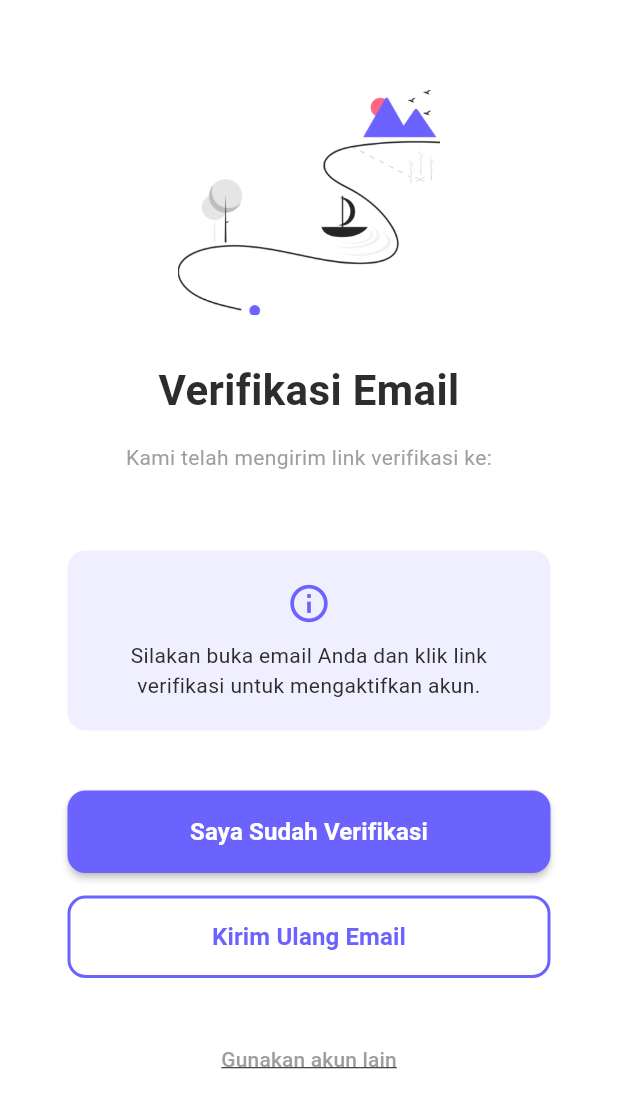
After one commit to Kentangz/EcoCampus, a Flutter app: the EmailVerificationView screen opened by its route, on a phone screen of 412 x 824 dp. The commit adds this screen. Shown: the top 1108 px of the screen. Run offline on Flutter 3.47's test engine with Material 3 defaults, Android fonts, the phone set to English and light mode, and no system bars; our stand-ins replace app_links, cached_network_image, cloud_firestore, connectivity_plus, firebase_auth, firebase_core and 9 more; missing offline and left inert: cloudinary_public; accounts and stored records are empty; network calls fail; Roboto replaces fonts that are missing (Montserrat).

Commit message:
Add Email verification flow with PendingUsers collection and improved deep linking

```diff
--- /dev/null
+++ b/lib/app/modules/auth/controllers/email_verification_controller.dart
@@ -0,0 +1,67 @@
+import 'package:ecocampus/app/data/repositories/authentication_repository.dart';
+import 'package:ecocampus/app/routes/app_pages.dart';
+import 'package:ecocampus/app/shared/utils/notification_helper.dart';
+import 'package:get/get.dart';
+
+class EmailVerificationController extends GetxController {
+  final _authRepo = AuthenticationRepository.instance;
+  final isLoading = false.obs;
+  final isSending = false.obs;
+
+  String get userEmail => _authRepo.currentUser?.email ?? '';
+
+  Future<void> resendVerificationEmail() async {
+    if (isSending.value) return;
+
+    try {
+      isSending(true);
+      await _authRepo.sendEmailVerification();
+      NotificationHelper.showSuccess(
+        "Email Terkirim",
+        "Link verifikasi telah dikirim ke email Anda.",
+      );
+    } catch (e) {
+      NotificationHelper.showError("Gagal", e.toString());
+    } finally {
+      isSending(false);
+    }
+  }
+
+  Future<void> checkVerificationStatus() async {
+    try {
+      isLoading(true);
+
+      // Reload user to get latest email verification status
+      await _authRepo.currentUser?.reload();
+
+      if (_authRepo.isEmailVerified) {
+        // Move user data from PendingUsers to Users
+        final uid = _authRepo.currentUser?.uid;
+        if (uid != null) {
+          await _authRepo.movePendingUserToVerified(uid);
+        }
+
+        NotificationHelper.showSuccess(
+          "Email Terverifikasi",
+          "Email Anda sudah terverifikasi!",
+        );
+
+        // Navigate to user dashboard (only users go through email verification)
+        Get.offAllNamed(Routes.DASHBOARD_USER);
+      } else {
+        NotificationHelper.showInfo(
+          "Belum Terverifikasi",
+          "Email Anda belum terverifikasi. Silakan cek inbox email.",
+        );
+      }
+    } catch (e) {
+      NotificationHelper.showError("Error", e.toString());
+    } finally {
+      isLoading(false);
+    }
+  }
+
+  void logout() async {
+    await _authRepo.logout();
+  }
+}
--- /dev/null
+++ b/lib/app/modules/auth/views/email_verification_view.dart
@@ -0,0 +1,209 @@
+import 'package:flutter/material.dart';
+import 'package:get/get.dart';
+import 'package:ecocampus/app/modules/auth/controllers/email_verification_controller.dart';
+
+class EmailVerificationView extends GetView<EmailVerificationController> {
+  const EmailVerificationView({super.key});
+
+  @override
+  Widget build(BuildContext context) {
+    const Color primaryPurple = Color(0xFF6C63FF);
+    const Color textDark = Color(0xFF2D2D2D);
+    const Color textLight = Colors.grey;
+    const String fontFamily = 'Montserrat';
+
+    return Scaffold(
+      backgroundColor: Colors.white,
+      body: SafeArea(
+        child: SingleChildScrollView(
+          padding: const EdgeInsets.symmetric(horizontal: 45.0),
+          child: Column(
+            mainAxisAlignment: MainAxisAlignment.center,
+            children: [
+              const SizedBox(height: 60),
+
+              // Logo
+              SizedBox(
+                height: 150,
+                child: Image.asset(
+                  'assets/images/auth_logo_ecocampus.png',
+                  errorBuilder: (context, error, stackTrace) {
+                    return const Icon(
+                      Icons.email_outlined,
+                      size: 120,
+                      color: primaryPurple,
+                    );
+                  },
+                ),
+              ),
+
+              const SizedBox(height: 30),
+
+              // Title
+              const Text(
+                'Verifikasi Email',
+                textAlign: TextAlign.center,
+                style: TextStyle(
+                  fontFamily: fontFamily,
+                  fontSize: 28,
+                  fontWeight: FontWeight.bold,
+                  color: textDark,
+                ),
+              ),
+
+              const SizedBox(height: 15),
+
+              // Description
+              Text(
+                'Kami telah mengirim link verifikasi ke:',
+                textAlign: TextAlign.center,
+                style: TextStyle(
+                  fontFamily: fontFamily,
+                  fontSize: 14,
+                  color: textLight,
+                ),
+              ),
+
+              const SizedBox(height: 10),
+
+              // Email
+              Text(
+                controller.userEmail,
+                textAlign: TextAlign.center,
+                style: const TextStyle(
+                  fontFamily: fontFamily,
+                  fontSize: 16,
+                  fontWeight: FontWeight.bold,
+                  color: primaryPurple,
+                ),
+              ),
+
+              const SizedBox(height: 20),
+
+              // Instructions
+              Container(
+                padding: const EdgeInsets.all(20),
+                decoration: BoxDecoration(
+                  color: primaryPurple.withValues(alpha: 0.1),
+                  borderRadius: BorderRadius.circular(12),
+                ),
+                child: Column(
+                  children: const [
+                    Icon(Icons.info_outline, color: primaryPurple, size: 30),
+                    SizedBox(height: 10),
+                    Text(
+                      'Silakan buka email Anda dan klik link verifikasi untuk mengaktifkan akun.',
+                      textAlign: TextAlign.center,
+                      style: TextStyle(
+                        fontFamily: fontFamily,
+                        fontSize: 14,
+                        color: textDark,
+                      ),
+                    ),
+                  ],
+                ),
+              ),
+
+              const SizedBox(height: 40),
+
+              // Check Verification Button
+              SizedBox(
+                width: double.infinity,
+                height: 55,
+                child: Obx(
+                  () => ElevatedButton(
+                    style: ElevatedButton.styleFrom(
+                      backgroundColor: primaryPurple,
+                      shape: RoundedRectangleBorder(
+                        borderRadius: BorderRadius.circular(12),
+                      ),
+                      elevation: 2,
+                    ),
+                    onPressed: controller.isLoading.value
+                        ? null
+                        : controller.checkVerificationStatus,
+                    child: controller.isLoading.value
+                        ? const SizedBox(
+                            width: 24,
+                            height: 24,
+                            child: CircularProgressIndicator(
+                              color: Colors.white,
+                              strokeWidth: 3,
+                            ),
+                          )
+                        : const Text(
+                            'Saya Sudah Verifikasi',
+                            style: TextStyle(
+                              fontFamily: fontFamily,
+                              fontSize: 16,
+                              fontWeight: FontWeight.bold,
+                              color: Colors.white,
+                            ),
+                          ),
+                  ),
+                ),
+              ),
+
+              const SizedBox(height: 15),
+
+              // Resend Button
+              SizedBox(
+                width: double.infinity,
+                height: 55,
+                child: Obx(
+                  () => OutlinedButton(
+                    style: OutlinedButton.styleFrom(
+                      side: const BorderSide(color: primaryPurple, width: 2),
+                      shape: RoundedRectangleBorder(
+                        borderRadius: BorderRadius.circular(12),
+                      ),
+                    ),
+                    onPressed: controller.isSending.value
+                        ? null
+                        : controller.resendVerificationEmail,
+                    child: controller.isSending.value
+                        ? const SizedBox(
+                            width: 24,
+                            height: 24,
+                            child: CircularProgressIndicator(
+                              color: primaryPurple,
+                              strokeWidth: 3,
+                            ),
+                          )
+                        : const Text(
+                            'Kirim Ulang Email',
+                            style: TextStyle(
+                              fontFamily: fontFamily,
+                              fontSize: 16,
+                              fontWeight: FontWeight.bold,
+                              color: primaryPurple,
+                            ),
+                          ),
+                  ),
+                ),
+              ),
+
+              const SizedBox(height: 30),
+
+              // Logout link
+              TextButton(
+                onPressed: controller.logout,
+                child: const Text(
+                  'Gunakan akun lain',
+                  style: TextStyle(
+                    fontFamily: fontFamily,
+                    fontSize: 14,
+                    color: textLight,
+                    decoration: TextDecoration.underline,
+                  ),
+                ),
+              ),
+
+              const SizedBox(height: 40),
+            ],
+          ),
+        ),
+      ),
+    );
+  }
+}
--- a/lib/app/routes/app_pages.dart
+++ b/lib/app/routes/app_pages.dart
@@ -1,6 +1,8 @@
 // ignore_for_file: constant_identifier_names
 import 'package:ecocampus/app/modules/auth/bindings/auth_binding.dart';
+import 'package:ecocampus/app/modules/auth/bindings/email_verification_binding.dart';
 import 'package:ecocampus/app/modules/auth/bindings/reset_password_binding.dart';
+import 'package:ecocampus/app/modules/auth/views/email_verification_view.dart';
 import 'package:ecocampus/app/modules/auth/views/forgot_password_view.dart';
 import 'package:ecocampus/app/modules/auth/views/reset_password_view.dart';
 import 'package:ecocampus/app/modules/dashboard_admin/bindings/course/question_form_binding.dart';
@@ -69,6 +71,11 @@ class AppPages {
       name: _Paths.RESET_PASSWORD,
       page: () => const ResetPasswordView(),
       binding: ResetPasswordBinding(),
+    ),
+    GetPage(
+      name: _Paths.EMAIL_VERIFICATION,
+      page: () => const EmailVerificationView(),
+      binding: EmailVerificationBinding(),
     ),
 
     //user
--- a/lib/app/routes/app_routes.dart
+++ b/lib/app/routes/app_routes.dart
@@ -10,6 +10,7 @@ abstract class Routes {
   static const REGISTER = _Paths.REGISTER;
   static const FORGOT_PASSWORD = _Paths.FORGOT_PASSWORD;
   static const RESET_PASSWORD = _Paths.RESET_PASSWORD;
+  static const EMAIL_VERIFICATION = _Paths.EMAIL_VERIFICATION;
 
   //user
   static const DASHBOARD_USER = _Paths.DASHBOARD_USER;
@@ -44,6 +45,7 @@ abstract class _Paths {
   static const REGISTER = '/register';
   static const FORGOT_PASSWORD = '/forgot-password';
   static const RESET_PASSWORD = '/reset-password';
+  static const EMAIL_VERIFICATION = '/email-verification';
 
   //user
   static const DASHBOARD_USER = '/dashboard-user';
```
Also changed, not shown: lib/app/data/repositories/authentication_repository.dart (+107 -5 lines), lib/app/modules/auth/bindings/email_verification_binding.dart (added, +11 -0 lines), lib/app/modules/auth/controllers/register_controller.dart (+11 -2 lines), lib/app/services/deep_link_service.dart (+81 -5 lines).
